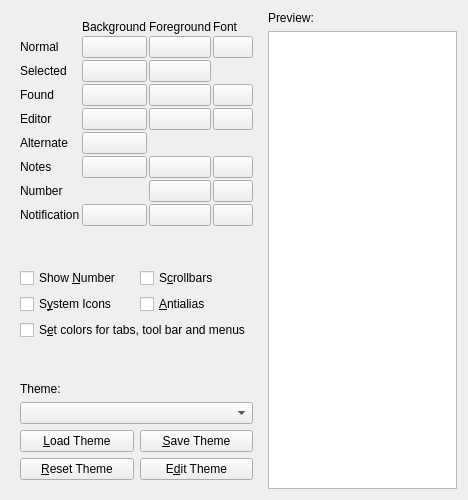
hluk/CopyQ, file src/ui/configtabappearance.ui: the form before one commit.
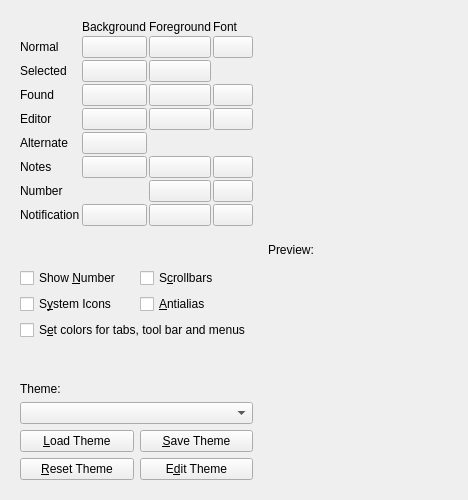
The form after the commit. Custom widgets are drawn as their Qt base class.

The edit to the form file:
```diff
--- a/src/ui/configtabappearance.ui
+++ b/src/ui/configtabappearance.ui
@@ -383,7 +383,7 @@
     </widget>
    </item>
    <item>
-    <layout class="QVBoxLayout" name="verticalLayout_7" stretch="0,1">
+    <layout class="QVBoxLayout" name="browserParentLayout" stretch="0">
      <property name="leftMargin">
       <number>0</number>
      </property>
@@ -397,20 +397,10 @@
        </property>
       </widget>
      </item>
-     <item>
-      <widget class="ClipboardBrowser" name="clipboardBrowserPreview"/>
-     </item>
     </layout>
    </item>
   </layout>
  </widget>
- <customwidgets>
-  <customwidget>
-   <class>ClipboardBrowser</class>
-   <extends>QListView</extends>
-   <header>gui/clipboardbrowser.h</header>
-  </customwidget>
- </customwidgets>
  <tabstops>
   <tabstop>clipboardBrowserPreview</tabstop>
   <tabstop>pushButtonColorBg</tabstop>
```
Left out of the diff: 6 changed lines with no effect on the pictures.
